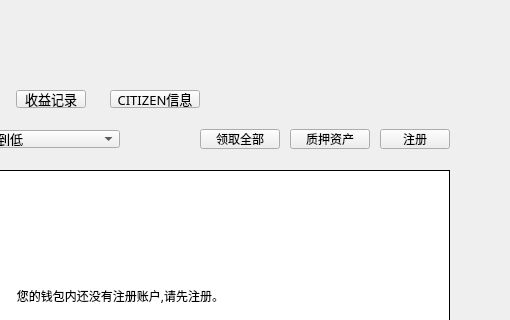
Above: LNKWallet/miner/minerpage.ui from HcashOrg/hx-indicator before the change; both pictures show x 260 to 770 and y 0 to 320 of the 770 by 510 pixel window. Below: the same form after it.
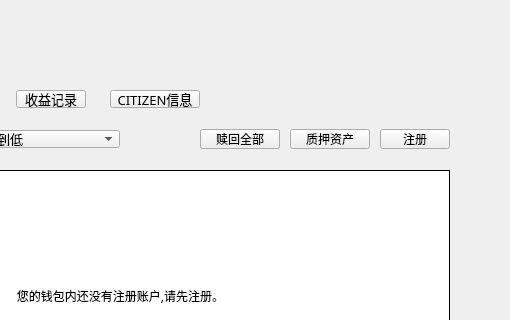
That is the form after the change. The open tabs and pages were chosen to show the change.

What changed in the file:
```diff
--- a/LNKWallet/miner/minerpage.ui
+++ b/LNKWallet/miner/minerpage.ui
@@ -112,7 +112,7 @@
     </rect>
    </property>
    <property name="currentIndex">
-    <number>2</number>
+    <number>3</number>
    </property>
    <widget class="QWidget" name="incomePage">
     <widget class="QTableWidget" name="incomeTableWidget">
@@ -884,6 +884,36 @@
     </property>
    </item>
   </widget>
+  <widget class="QToolButton" name="forecloseAllBtn">
+   <property name="geometry">
+    <rect>
+     <x>460</x>
+     <y>129</y>
+     <width>80</width>
+     <height>20</height>
+    </rect>
+   </property>
+   <property name="font">
+    <font>
+     <family>微软雅黑</family>
+     <weight>50</weight>
+     <italic>false</italic>
+     <bold>false</bold>
+    </font>
+   </property>
+   <property name="cursor">
+    <cursorShape>PointingHandCursor</cursorShape>
+   </property>
+   <property name="focusPolicy">
+    <enum>Qt::NoFocus</enum>
+   </property>
+   <property name="styleSheet">
+    <string notr="true"/>
+   </property>
+   <property name="text">
+    <string>赎回全部</string>
+   </property>
+  </widget>
   <zorder>title_label</zorder>
   <zorder>registerBtn</zorder>
   <zorder>accountComboBox</zorder>
@@ -896,6 +926,7 @@
   <zorder>obtainAllBtn</zorder>
   <zorder>citizenInfoBtn</zorder>
   <zorder>sortTypeComboBox</zorder>
+  <zorder>forecloseAllBtn</zorder>
  </widget>
  <resources/>
  <connections/>
```
